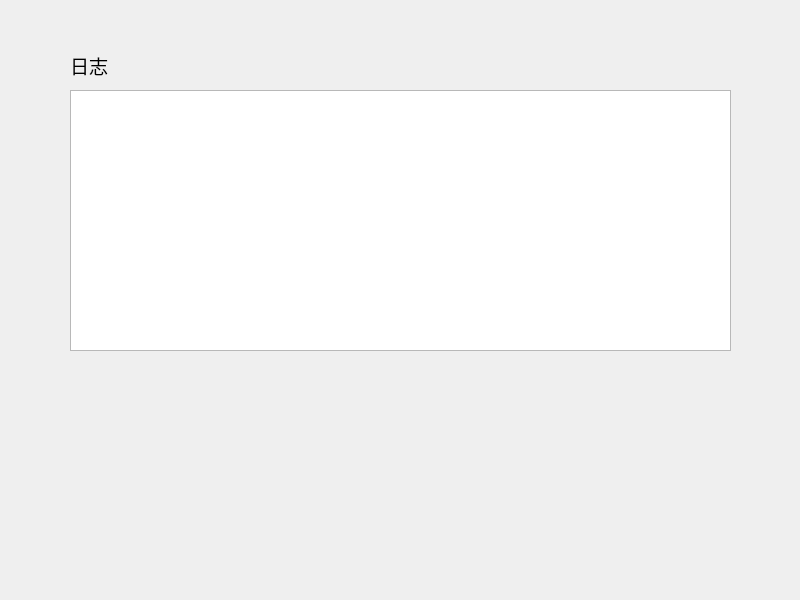
First picture: the form in IBServer/mywidget.ui, repository AGuan177/QTice, before the edit.
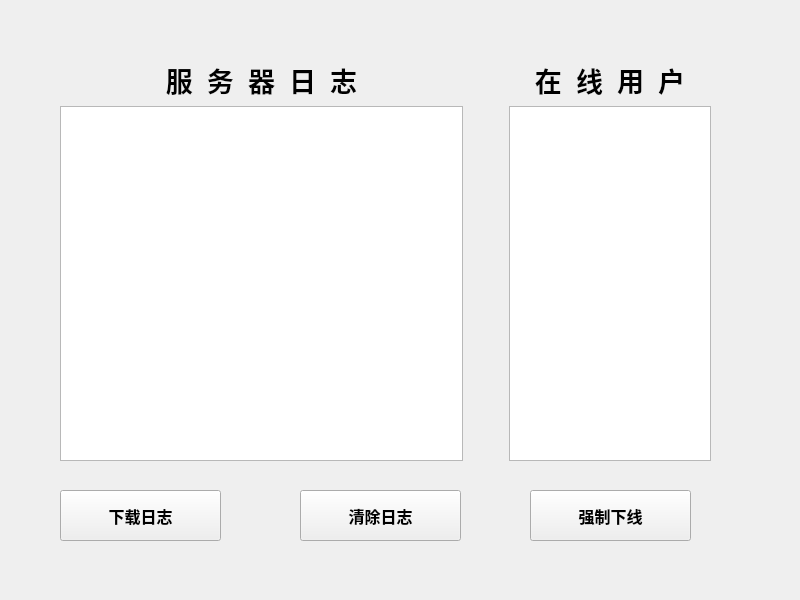
Second picture: the form after the edit.

```diff
--- a/IBServer/mywidget.ui
+++ b/IBServer/mywidget.ui
@@ -13,32 +13,186 @@
   <property name="windowTitle">
    <string>MyWidget</string>
   </property>
-  <widget class="QTextBrowser" name="textBrowser">
+  <property name="autoFillBackground">
+   <bool>false</bool>
+  </property>
+  <property name="styleSheet">
+   <string notr="true">background-color:&quot;#ffffff&quot;;</string>
+  </property>
+  <widget class="QWidget" name="gridLayoutWidget">
    <property name="geometry">
     <rect>
-     <x>70</x>
-     <y>90</y>
-     <width>661</width>
-     <height>261</height>
+     <x>60</x>
+     <y>60</y>
+     <width>651</width>
+     <height>401</height>
     </rect>
    </property>
+   <layout class="QGridLayout" name="gridLayout">
+    <item row="2" column="0">
+     <widget class="QTextBrowser" name="textBrowser">
+      <property name="sizePolicy">
+       <sizepolicy hsizetype="Minimum" vsizetype="Expanding">
+        <horstretch>100</horstretch>
+        <verstretch>0</verstretch>
+       </sizepolicy>
+      </property>
+      <property name="minimumSize">
+       <size>
+        <width>100</width>
+        <height>0</height>
+       </size>
+      </property>
+      <property name="sizeIncrement">
+       <size>
+        <width>100</width>
+        <height>0</height>
+       </size>
+      </property>
+      <property name="font">
+       <font>
+        <family>微软雅黑</family>
+        <pointsize>11</pointsize>
+       </font>
+      </property>
+     </widget>
+    </item>
+    <item row="2" column="1">
+     <spacer name="horizontalSpacer">
+      <property name="orientation">
+       <enum>Qt::Horizontal</enum>
+      </property>
+      <property name="sizeType">
+       <enum>QSizePolicy::Fixed</enum>
+      </property>
+      <property name="sizeHint" stdset="0">
+       <size>
+        <width>40</width>
+        <height>20</height>
+       </size>
+      </property>
+     </spacer>
+    </item>
+    <item row="1" column="2">
+     <widget class="QLabel" name="label_2">
+      <property name="font">
+       <font>
+        <family>微软雅黑</family>
+        <pointsize>20</pointsize>
+        <weight>75</weight>
+        <bold>true</bold>
+       </font>
+      </property>
+      <property name="text">
+       <string>在  线  用  户</string>
+      </property>
+      <property name="alignment">
+       <set>Qt::AlignCenter</set>
+      </property>
+     </widget>
+    </item>
+    <item row="2" column="2">
+     <widget class="QListView" name="listView">
+      <property name="sizePolicy">
+       <sizepolicy hsizetype="Fixed" vsizetype="Expanding">
+        <horstretch>50</horstretch>
+        <verstretch>0</verstretch>
+       </sizepolicy>
+      </property>
+      <property name="minimumSize">
+       <size>
+        <width>50</width>
+        <height>0</height>
+       </size>
+      </property>
+      <property name="font">
+       <font>
+        <pointsize>11</pointsize>
+       </font>
+      </property>
+     </widget>
+    </item>
+    <item row="1" column="0">
+     <widget class="QLabel" name="label">
+      <property name="font">
+       <font>
+        <family>微软雅黑</family>
+        <pointsize>20</pointsize>
+        <weight>75</weight>
+        <bold>true</bold>
+       </font>
+      </property>
+      <property name="text">
+       <string>服  务  器  日  志</string>
+      </property>
+      <property name="alignment">
+       <set>Qt::AlignCenter</set>
+      </property>
+     </widget>
+    </item>
+   </layout>
   </widget>
-  <widget class="QLabel" name="label">
+  <widget class="QPushButton" name="download_log">
    <property name="geometry">
     <rect>
-     <x>70</x>
-     <y>50</y>
-     <width>61</width>
-     <height>31</height>
+     <x>60</x>
+     <y>490</y>
+     <width>161</width>
+     <height>51</height>
     </rect>
    </property>
    <property name="font">
     <font>
-     <pointsize>14</pointsize>
+     <family>微软雅黑</family>
+     <pointsize>12</pointsize>
+     <weight>75</weight>
+     <bold>true</bold>
     </font>
    </property>
    <property name="text">
-    <string>日志</string>
+    <string>下载日志</string>
+   </property>
+  </widget>
+  <widget class="QPushButton" name="clear_log">
+   <property name="geometry">
+    <rect>
+     <x>300</x>
+     <y>490</y>
+     <width>161</width>
+     <height>51</height>
+    </rect>
+   </property>
+   <property name="font">
+    <font>
+     <family>微软雅黑</family>
+     <pointsize>12</pointsize>
+     <weight>75</weight>
+     <bold>true</bold>
+    </font>
+   </property>
+   <property name="text">
+    <string>清除日志</string>
+   </property>
+  </widget>
+  <widget class="QPushButton" name="kick_user">
+   <property name="geometry">
+    <rect>
+     <x>530</x>
+     <y>490</y>
+     <width>161</width>
+     <height>51</height>
+    </rect>
+   </property>
+   <property name="font">
+    <font>
+     <family>微软雅黑</family>
+     <pointsize>12</pointsize>
+     <weight>75</weight>
+     <bold>true</bold>
+    </font>
+   </property>
+   <property name="text">
+    <string>强制下线</string>
    </property>
   </widget>
  </widget>
```
